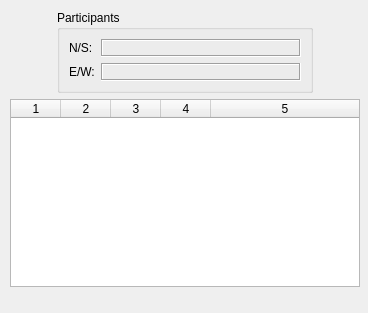
Above: ZBridge/cmainscoredialog.ui from erik-knudsen/BridgeZ before the change. Below: the same form after it.
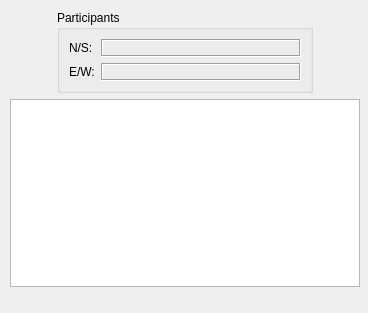
That is the form after the change.

What changed in the file:
```diff
--- a/ZBridge/cmainscoredialog.ui
+++ b/ZBridge/cmainscoredialog.ui
@@ -13,7 +13,7 @@
   <property name="windowTitle">
    <string>Score</string>
   </property>
-  <widget class="QWidget" name="">
+  <widget class="QWidget" name="layoutWidget">
    <property name="geometry">
     <rect>
      <x>10</x>
@@ -162,10 +162,10 @@
        <bool>false</bool>
       </property>
       <property name="columnCount">
-       <number>5</number>
+       <number>0</number>
       </property>
       <attribute name="horizontalHeaderVisible">
-       <bool>true</bool>
+       <bool>false</bool>
       </attribute>
       <attribute name="horizontalHeaderCascadingSectionResizes">
        <bool>false</bool>
@@ -197,11 +197,6 @@
       <attribute name="verticalHeaderStretchLastSection">
        <bool>false</bool>
       </attribute>
-      <column/>
-      <column/>
-      <column/>
-      <column/>
-      <column/>
      </widget>
     </item>
    </layout>
```
